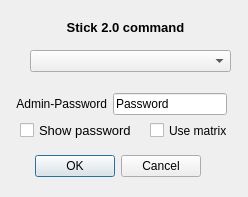
Old version of the form PC software/CryptoStickGUI/stick20dialog.ui in the repository Nitrokey/nitrokey-pro-firmware.
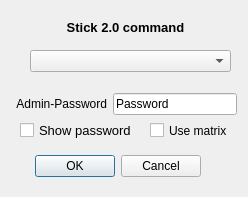
New version of the form.

Patch:
```diff
--- a/PC software/CryptoStickGUI/stick20dialog.ui
+++ b/PC software/CryptoStickGUI/stick20dialog.ui
@@ -64,7 +64,7 @@
     <rect>
      <x>16</x>
      <y>90</y>
-     <width>211</width>
+     <width>221</width>
      <height>29</height>
     </rect>
    </property>
```
